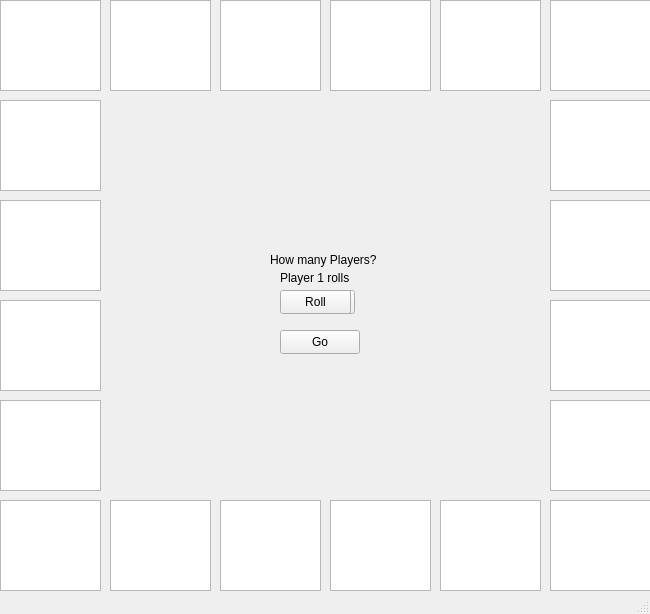
Old version of the form Monopoly_Game/Monopoly_Game.ui in the repository ElijahInamarga/Monopoly_Game.
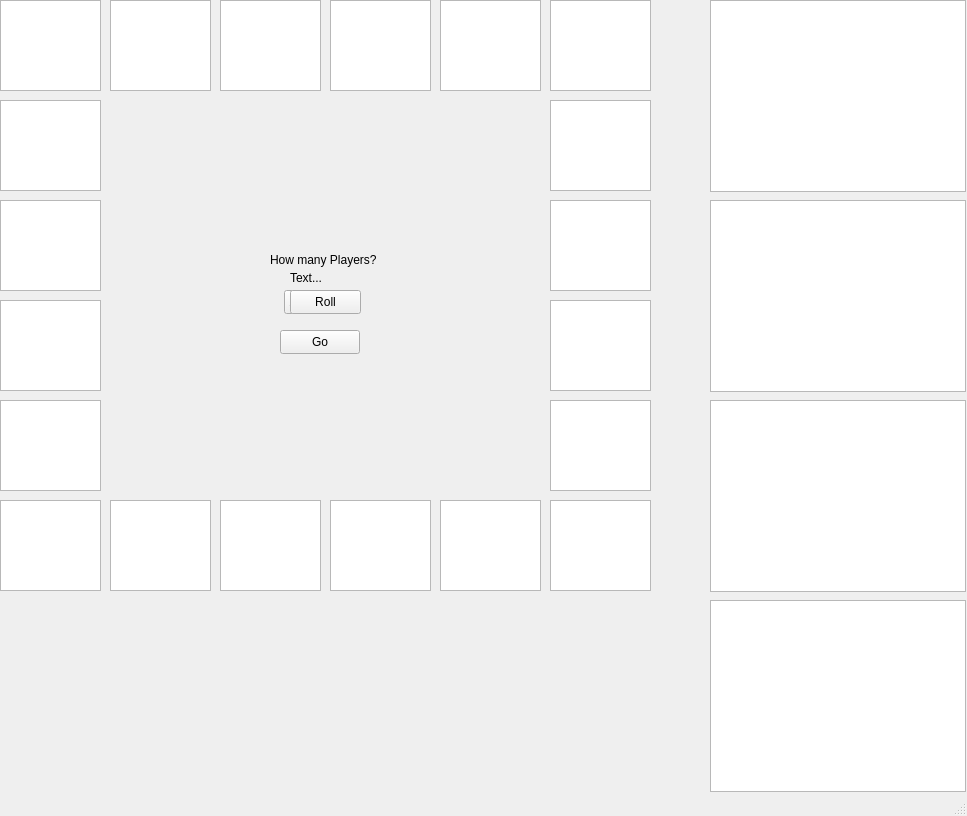
New version of the form.

Commit message: Implemented solution to reveal appropriate number of player text boxes based on the number of players

```diff
--- a/Monopoly_Game/Monopoly_Game.ui
+++ b/Monopoly_Game/Monopoly_Game.ui
@@ -6,8 +6,8 @@
    <rect>
     <x>0</x>
     <y>0</y>
-    <width>650</width>
-    <height>614</height>
+    <width>967</width>
+    <height>816</height>
    </rect>
   </property>
   <property name="windowTitle">
@@ -283,20 +283,20 @@
    <widget class="QLabel" name="playerRollText">
     <property name="geometry">
      <rect>
-      <x>280</x>
+      <x>290</x>
       <y>270</y>
       <width>71</width>
       <height>16</height>
      </rect>
     </property>
     <property name="text">
-     <string>Player 1 rolls</string>
+     <string>Text...</string>
     </property>
    </widget>
    <widget class="QPushButton" name="rollButton">
     <property name="geometry">
      <rect>
-      <x>280</x>
+      <x>290</x>
       <y>290</y>
       <width>71</width>
       <height>24</height>
@@ -306,6 +306,46 @@
      <string>Roll</string>
     </property>
    </widget>
+   <widget class="QTextBrowser" name="player1Text">
+    <property name="geometry">
+     <rect>
+      <x>710</x>
+      <y>0</y>
+      <width>256</width>
+      <height>192</height>
+     </rect>
+    </property>
+   </widget>
+   <widget class="QTextBrowser" name="player2Text">
+    <property name="geometry">
+     <rect>
+      <x>710</x>
+      <y>200</y>
+      <width>256</width>
+      <height>192</height>
+     </rect>
+    </property>
+   </widget>
+   <widget class="QTextBrowser" name="player3Text">
+    <property name="geometry">
+     <rect>
+      <x>710</x>
+      <y>400</y>
+      <width>256</width>
+      <height>192</height>
+     </rect>
+    </property>
+   </widget>
+   <widget class="QTextBrowser" name="player4Text">
+    <property name="geometry">
+     <rect>
+      <x>710</x>
+      <y>600</y>
+      <width>256</width>
+      <height>192</height>
+     </rect>
+    </property>
+   </widget>
    <zorder>textStart</zorder>
    <zorder>textBrowser_top_2</zorder>
    <zorder>textBrowser_left_1</zorder>
```
Left out of the diff: 4 changed lines with no effect on the pictures. The commit also changes 2 other files.
